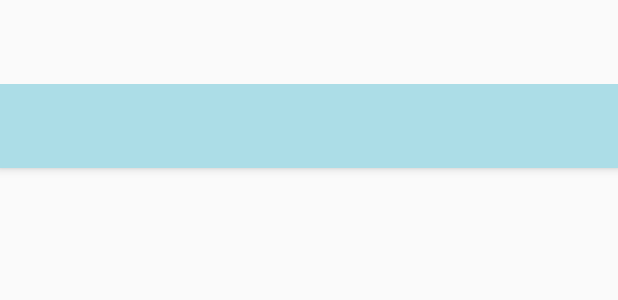
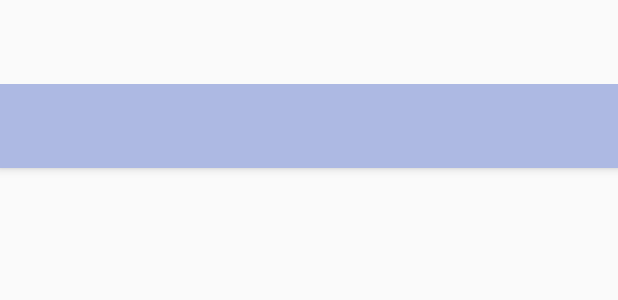
Before and after one commit to fredrikpe/SuperSudoku, an Android app: the layout app_bar_main.xml on its own in the app's theme, with its tools: preview values and no code run, on a phone screen of 412 x 824 dp. Shown: the top 300 px of the screen. Run offline under Robolectric (Android 15) with nearby library versions, the phone set to English and light mode, and no system bars.

```diff
--- a/app/src/main/java/com/example/fredrik/supersudoku/ControlSurfaceView.java
+++ b/app/src/main/java/com/example/fredrik/supersudoku/ControlSurfaceView.java
@@ -51,8 +51,6 @@ public class ControlSurfaceView extends SurfaceView implements EventListener {
             public boolean onDown(MotionEvent e) { return onDownClick(e); }
 
         });
-
-        setElevation(100);
     }
 
     @Override
--- a/app/src/main/res/layout/app_bar_main.xml
+++ b/app/src/main/res/layout/app_bar_main.xml
@@ -21,7 +21,7 @@
                 android:id="@+id/toolbar"
                 android:layout_width="match_parent"
                 android:layout_height="?attr/actionBarSize"
-                android:background="?attr/colorPrimary"
+                android:background="@color/colorSecondary"
                 app:popupTheme="@style/AppTheme.PopupOverlay" />
 
         </android.support.design.widget.AppBarLayout>
```
Also changed, not shown: app/src/main/java/com/example/fredrik/supersudoku/MainActivity.java (+2 -5 lines), app/src/main/java/com/example/fredrik/supersudoku/SudokuSurfaceView.java (+13 -2 lines).
